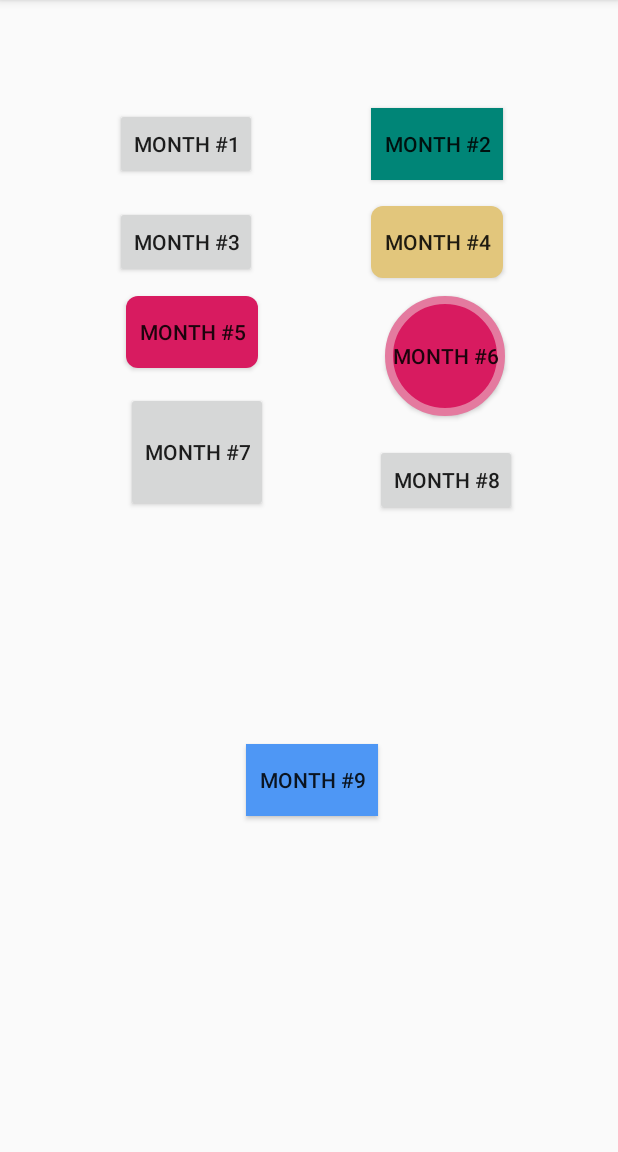
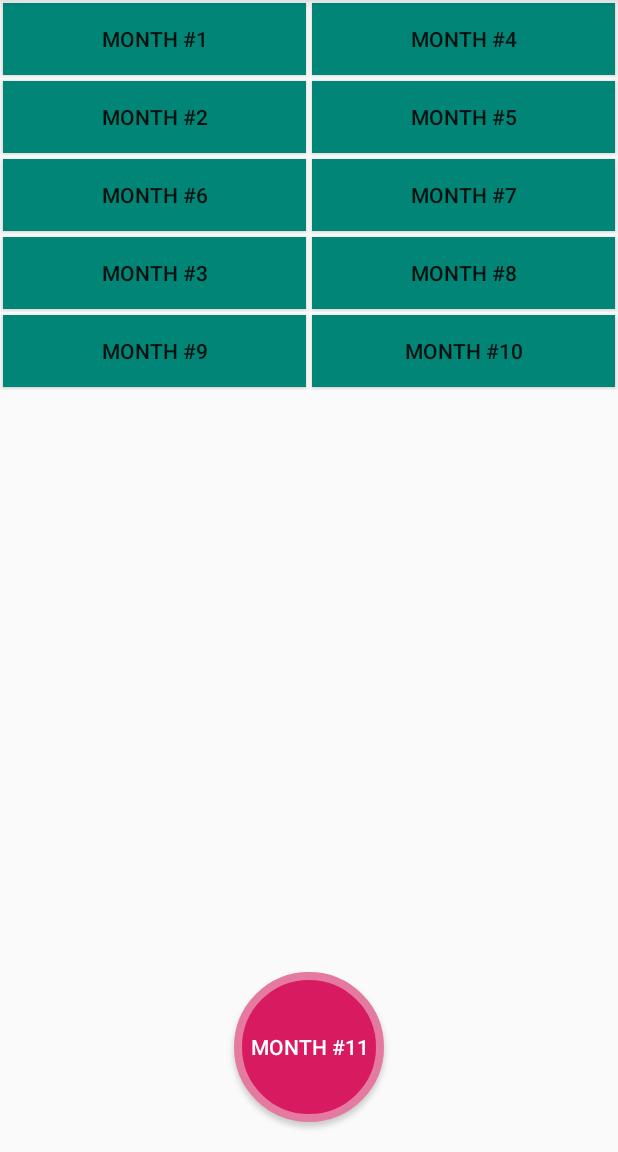
Before and after one commit to TiagoDvl/12ReasonsWhy, an Android app: the screen it shows after launch (MainActivity), on a phone screen of 412 x 824 dp, the part 84-1236 px from its top. Run offline under Robolectric (Android 15) with nearby library versions, the phone set to English and light mode, and no system bars.

Commit message:
[Tenth Month]
We are facing corona virus and though that would be nice to play a little with it along with some pokemon.
It wasnt too romantic and he didnt like it a lot. Still was okayish month.

```diff
--- /dev/null
+++ b/app/src/main/java/br/com/tiagodavila/twelvereasonswhy/Data.kt
@@ -0,0 +1 @@
+package br.com.tiagodavila.twelvereasonswhy
--- a/app/src/main/java/br/com/tiagodavila/twelvereasonswhy/MonthHolderFragment.kt
+++ b/app/src/main/java/br/com/tiagodavila/twelvereasonswhy/MonthHolderFragment.kt
@@ -29,6 +29,7 @@ class MonthHolderFragment : BaseFragment(), View.OnClickListener {
         month_7.setOnClickListener(this)
         month_8.setOnClickListener(this)
         month_9.setOnClickListener(this)
+        month_10.setOnClickListener(this)
     }
 
     override fun onClick(v: View?) {
@@ -42,6 +43,7 @@ class MonthHolderFragment : BaseFragment(), View.OnClickListener {
             R.id.month_7 -> Month7Fragment()
             R.id.month_8 -> Month8Fragment()
             R.id.month_9 -> Month9Fragment()
+            R.id.month_10 -> Month10Fragment()
             else -> Month1Fragment()
         })
     }
--- a/app/src/main/res/layout/fragment_month_holder.xml
+++ b/app/src/main/res/layout/fragment_month_holder.xml
@@ -1,139 +1,120 @@
 <?xml version="1.0" encoding="utf-8"?>
-<androidx.constraintlayout.widget.ConstraintLayout
-        xmlns:android="http://schemas.android.com/apk/res/android"
-        xmlns:tools="http://schemas.android.com/tools"
+<androidx.constraintlayout.widget.ConstraintLayout xmlns:android="http://schemas.android.com/apk/res/android"
     xmlns:app="http://schemas.android.com/apk/res-auto"
     android:layout_width="match_parent"
-        android:layout_height="match_parent"
-        tools:context=".Month1Fragment">
+    android:layout_height="match_parent">
+
+    <TableLayout
+        android:layout_width="match_parent"
+        android:layout_height="match_parent">
+
+        <TableRow>
 
             <Button
                 android:id="@+id/month_1"
+                style="@style/Buttons"
                 android:layout_width="wrap_content"
                 android:layout_height="wrap_content"
-        android:layout_marginStart="8dp"
-        android:layout_marginTop="8dp"
-        android:layout_marginBottom="8dp"
-        android:text="@string/month_1"
-        app:layout_constraintBottom_toBottomOf="parent"
-        app:layout_constraintEnd_toStartOf="@+id/month_2"
-        app:layout_constraintHorizontal_bias="0.5"
-        app:layout_constraintStart_toStartOf="parent"
-        app:layout_constraintTop_toTopOf="parent"
-        app:layout_constraintVertical_bias="0.091" />
+                android:background="@drawable/button_effect"
+                android:text="@string/month_1" />
 
             <Button
                 android:id="@+id/month_4"
+                style="@style/Buttons"
                 android:layout_width="wrap_content"
                 android:layout_height="wrap_content"
-        android:layout_marginStart="8dp"
-        android:layout_marginTop="8dp"
-        android:layout_marginEnd="8dp"
-        android:layout_marginBottom="8dp"
-        android:background="@drawable/ripple"
-        android:text="@string/month_4"
-        app:layout_constraintBottom_toBottomOf="parent"
-        app:layout_constraintEnd_toEndOf="parent"
-        app:layout_constraintHorizontal_bias="0.5"
-        app:layout_constraintStart_toEndOf="@+id/month_3"
-        app:layout_constraintTop_toBottomOf="@+id/month_2"
-        app:layout_constraintVertical_bias="0.016" />
+                android:background="@drawable/button_effect"
+                android:text="@string/month_4" />
+        </TableRow>
+
+        <TableRow>
 
             <Button
                 android:id="@+id/month_2"
+                style="@style/Buttons"
                 android:layout_width="wrap_content"
                 android:layout_height="wrap_content"
-        android:layout_marginStart="8dp"
-        android:layout_marginTop="8dp"
-        android:layout_marginEnd="8dp"
-        android:layout_marginBottom="8dp"
                 android:background="@drawable/button_effect"
                 android:text="@string/month_2"
-        android:transitionName="@string/month_2"
-        app:layout_constraintBottom_toBottomOf="parent"
-        app:layout_constraintEnd_toEndOf="parent"
-        app:layout_constraintHorizontal_bias="0.5"
-        app:layout_constraintStart_toEndOf="@+id/month_1"
-        app:layout_constraintTop_toTopOf="parent"
-        app:layout_constraintVertical_bias="0.091" />
+                android:transitionName="@string/month_2" />
 
             <Button
                 android:id="@+id/month_5"
+                style="@style/Buttons"
                 android:layout_width="wrap_content"
                 android:layout_height="wrap_content"
-        android:layout_marginStart="84dp"
-        android:layout_marginTop="8dp"
-        android:layout_marginBottom="8dp"
-        android:background="@drawable/ripple_pink"
-        android:text="@string/month_5"
-        app:layout_constraintBottom_toBottomOf="parent"
-        app:layout_constraintStart_toStartOf="parent"
-        app:layout_constraintTop_toBottomOf="@id/month_3"
-        app:layout_constraintVertical_bias="0.008" />
+                android:background="@drawable/button_effect"
+                android:text="@string/month_5" />
+        </TableRow>
+
+        <TableRow>
 
             <Button
                 android:id="@+id/month_6"
-        android:layout_width="80dp"
-        android:layout_height="80dp"
-        android:layout_marginTop="12dp"
-        android:background="@drawable/circle_drawable_blue"
-        android:text="@string/month_6"
-        app:layout_constraintEnd_toEndOf="parent"
-        app:layout_constraintHorizontal_bias="0.528"
-        app:layout_constraintStart_toEndOf="@+id/month_5"
-        app:layout_constraintTop_toBottomOf="@+id/month_4" />
+                style="@style/Buttons"
+                android:layout_width="wrap_content"
+                android:layout_height="wrap_content"
+                android:background="@drawable/button_effect"
+                android:text="@string/month_6" />
 
             <Button
                 android:id="@+id/month_7"
+                style="@style/Buttons"
                 android:layout_width="wrap_content"
-        android:layout_height="80dp"
-        android:layout_marginStart="84dp"
-        android:layout_marginTop="16dp"
-        android:text="@string/month_7"
-        app:layout_constraintStart_toStartOf="parent"
-        app:layout_constraintTop_toBottomOf="@+id/month_5" />
+                android:layout_height="wrap_content"
+                android:background="@drawable/button_effect"
+                android:text="@string/month_7" />
+        </TableRow>
+
+        <TableRow>
 
             <Button
                 android:id="@+id/month_3"
+                style="@style/Buttons"
                 android:layout_width="wrap_content"
                 android:layout_height="wrap_content"
-        android:layout_marginStart="8dp"
-        android:layout_marginTop="8dp"
-        android:layout_marginBottom="8dp"
-        android:text="@string/month_3"
-        app:layout_constraintBottom_toBottomOf="parent"
-        app:layout_constraintEnd_toStartOf="@+id/month_4"
-        app:layout_constraintHorizontal_bias="0.5"
-        app:layout_constraintStart_toStartOf="parent"
-        app:layout_constraintTop_toBottomOf="@+id/month_2"
-        app:layout_constraintVertical_bias="0.016" />
+                android:background="@drawable/button_effect"
+                android:text="@string/month_3" />
 
             <Button
                 android:id="@+id/month_8"
+                style="@style/Buttons"
                 android:layout_width="wrap_content"
                 android:layout_height="wrap_content"
-        android:layout_marginBottom="224dp"
-        android:text="@string/month_8"
-        app:layout_constraintBottom_toBottomOf="parent"
-        app:layout_constraintEnd_toEndOf="parent"
-        app:layout_constraintHorizontal_bias="0.787"
-        app:layout_constraintStart_toStartOf="parent"
-        app:layout_constraintTop_toBottomOf="@+id/month_6"
-        app:layout_constraintVertical_bias="0.086" />
+                android:background="@drawable/button_effect"
+                android:text="@string/month_8" />
+        </TableRow>
+
+        <TableRow>
 
             <Button
                 android:id="@+id/month_9"
+                style="@style/Buttons"
                 android:layout_width="wrap_content"
                 android:layout_height="wrap_content"
-        android:layout_marginBottom="224dp"
-        android:background="@color/applicationBlue"
-        android:text="@string/month_9"
+                android:background="@drawable/button_effect"
+                android:text="@string/month_9" />
+
+            <Button
+                android:id="@+id/month_10"
+                style="@style/Buttons"
+                android:layout_width="wrap_content"
+                android:layout_height="wrap_content"
+                android:background="@drawable/button_effect"
+                android:text="@string/month_10" />
+        </TableRow>
+    </TableLayout>
+
+    <Button
+        android:id="@+id/month_11"
+        android:layout_width="100dp"
+        android:layout_height="100dp"
+        android:layout_marginBottom="20dp"
+        android:background="@drawable/circle_drawable_blue"
+        android:textColor="@android:color/white"
+        android:text="@string/month_11"
         app:layout_constraintBottom_toBottomOf="parent"
         app:layout_constraintEnd_toEndOf="parent"
-        app:layout_constraintHorizontal_bias="0.507"
-        app:layout_constraintStart_toStartOf="parent"
-        app:layout_constraintTop_toBottomOf="@+id/month_6"
-        app:layout_constraintVertical_bias="1.0" />
-
+        app:layout_constraintStart_toStartOf="parent" />
 
 </androidx.constraintlayout.widget.ConstraintLayout>
--- a/app/src/main/res/values/styles.xml
+++ b/app/src/main/res/values/styles.xml
@@ -40,4 +40,9 @@
         <item name="android:layout_columnWeight">1</item>
     </style>
 
+    <style name="Buttons">
+        <item name="android:layout_margin">2dp</item>
+        <item name="android:layout_weight">1</item>
+    </style>
+
 </resources>
```
Also changed, not shown: app/build.gradle (+13 -0 lines), app/src/main/AndroidManifest.xml (+6 -4 lines), app/src/main/java/br/com/tiagodavila/twelvereasonswhy/CoronaResponse.kt (added, +22 -0 lines), app/src/main/java/br/com/tiagodavila/twelvereasonswhy/EndpointService.kt (added, +19 -0 lines), app/src/main/java/br/com/tiagodavila/twelvereasonswhy/Month10Fragment.kt (added, +62 -0 lines), app/src/main/java/br/com/tiagodavila/twelvereasonswhy/Month10ViewModel.kt (added, +82 -0 lines), app/src/main/java/br/com/tiagodavila/twelvereasonswhy/PoGoEndpointService.kt (added, +19 -0 lines), app/src/main/java/br/com/tiagodavila/twelvereasonswhy/PoGoResponse.kt (added, +7 -0 lines), app/src/main/res/layout/fragment_month10.xml (added, +109 -0 lines), app/src/main/res/drawable/brazil_flag.webp (added), app/src/main/res/drawable/coronavairus.png (added), app/src/main/res/drawable/portugal_flag.webp (added). Lines whose indentation alone changed are shown as unchanged.
